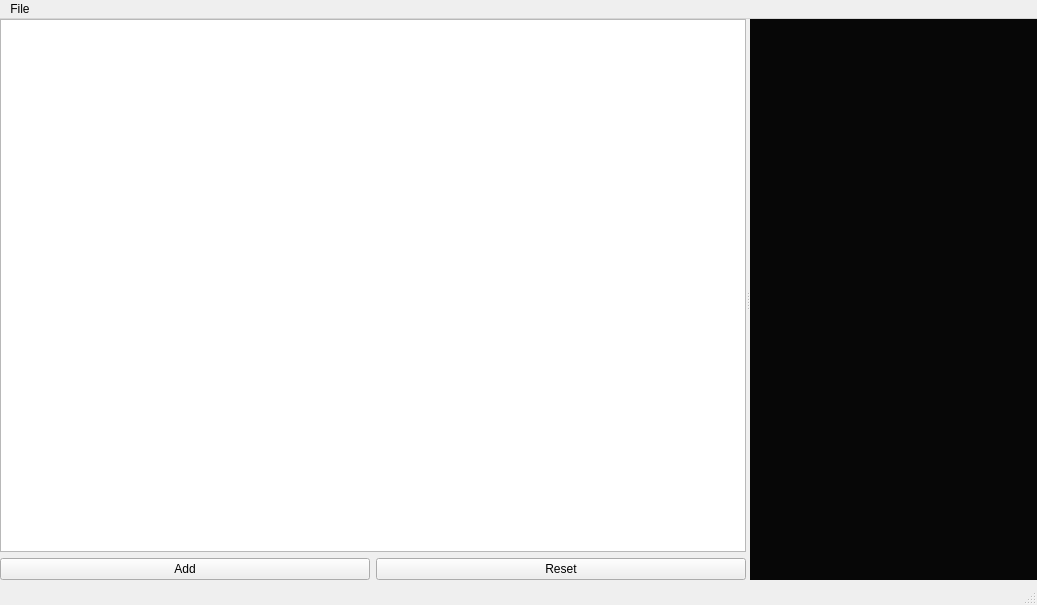
AbdelrahmanKhaledd/Function-plotter, file mainwindow.ui: the form before one commit.
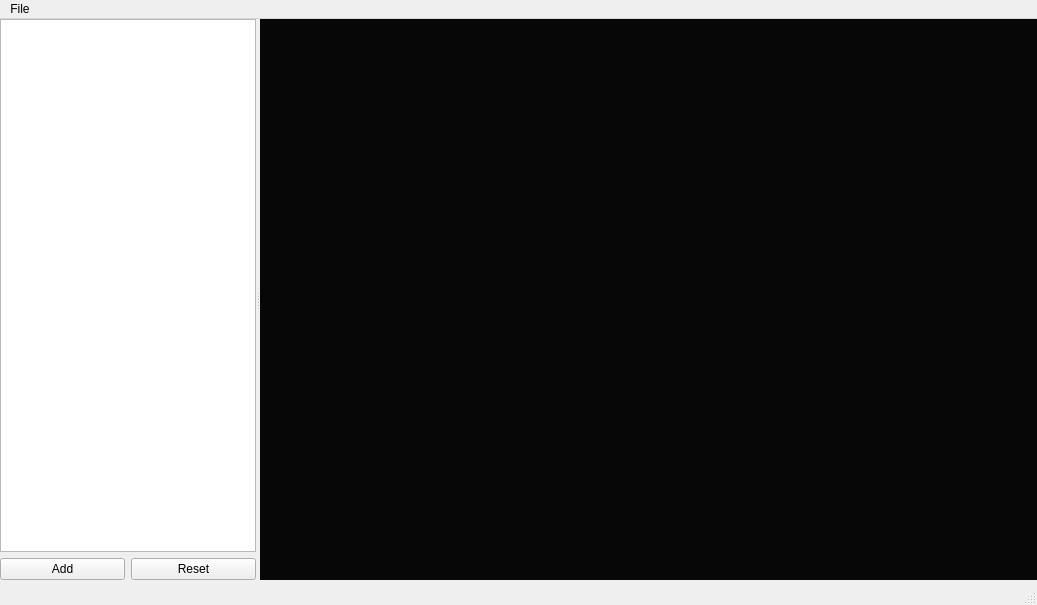
The form after the commit.

Commit message: Add figure properity dialog

The edit to the form file:
```diff
--- a/mainwindow.ui
+++ b/mainwindow.ui
@@ -26,7 +26,7 @@
     <property name="orientation">
      <enum>Qt::Horizontal</enum>
     </property>
-    <widget class="QWidget" name="">
+    <widget class="QWidget" name="layoutWidget">
      <layout class="QVBoxLayout" name="verticalLayout">
       <item>
        <widget class="QListWidget" name="figure_list"/>
@@ -52,6 +52,12 @@
      </layout>
     </widget>
     <widget class="QWidget" name="drawing_area" native="true">
+     <property name="sizePolicy">
+      <sizepolicy hsizetype="Preferred" vsizetype="Preferred">
+       <horstretch>5</horstretch>
+       <verstretch>0</verstretch>
+      </sizepolicy>
+     </property>
      <property name="styleSheet">
       <string notr="true">background-color: rgb(7, 7, 7);</string>
      </property>
```
Left out of the diff: 6 changed lines with no effect on the pictures. The commit also changes 4 other files.
